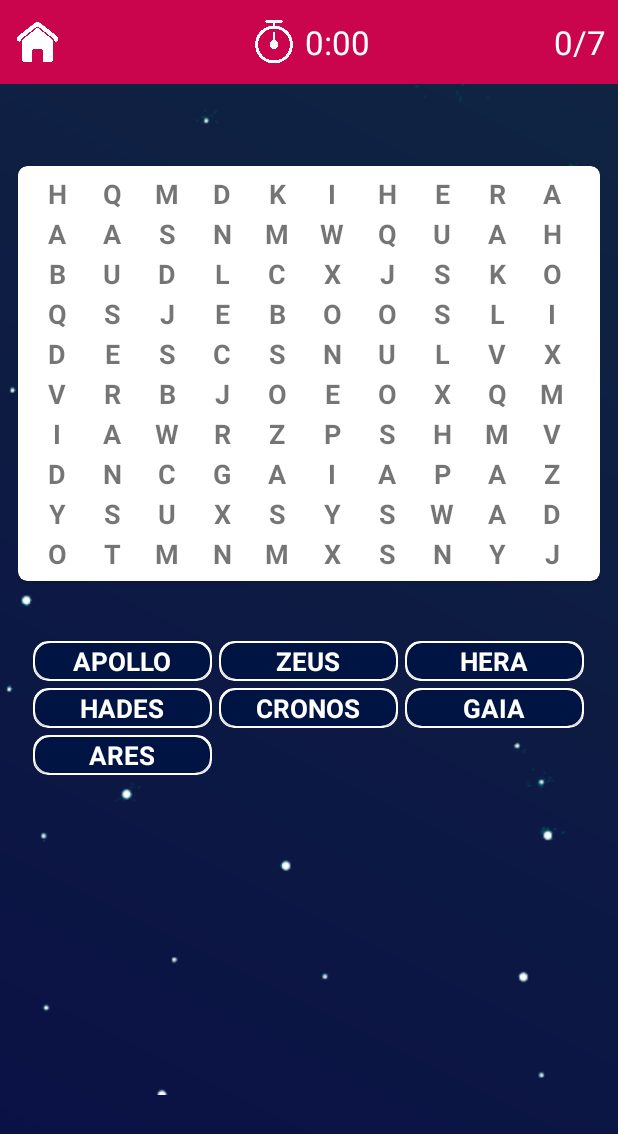
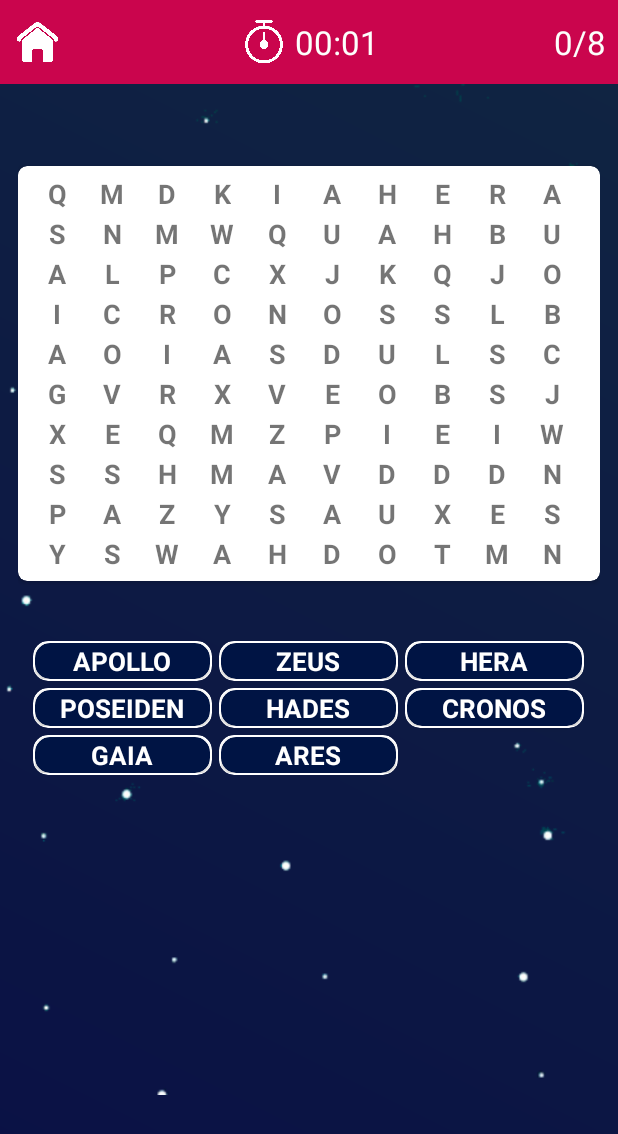
Before and after one commit to AlexanderVhd/Word-Search-Game, an Android app: the MainActivity screen opened directly, with no data from a screen before it, on a phone screen of 412 x 824 dp. Shown: the top 1134 px of the screen. Run offline under Robolectric (Android 15) with nearby library versions, the phone set to English and light mode, and no system bars.

Commit message:
added timer functionality for game and navigation between menu page and main page

```diff
--- a/app/src/main/java/com/example/wordsearchapp/MainActivity.java
+++ b/app/src/main/java/com/example/wordsearchapp/MainActivity.java
@@ -9,17 +9,21 @@ import android.animation.ArgbEvaluator;
 import android.animation.ObjectAnimator;
 import android.animation.ValueAnimator;
 import android.content.Context;
+import android.content.Intent;
 import android.content.res.TypedArray;
 import android.graphics.Color;
 import android.graphics.drawable.ColorDrawable;
 import android.os.Bundle;
+import android.os.SystemClock;
 import android.util.Log;
 import android.view.View;
 import android.view.ViewGroup;
 import android.view.animation.Animation;
 import android.view.animation.AnimationUtils;
 import android.widget.AdapterView;
+import android.widget.Chronometer;
 import android.widget.GridView;
+import android.widget.ImageView;
 import android.widget.TextView;
 import android.widget.Toolbar;
 
@@ -30,6 +34,7 @@ import com.example.wordsearchapp.Models.Word;
 import org.w3c.dom.Text;
 
 import java.io.Console;
+import java.math.BigDecimal;
 import java.util.ArrayList;
 import java.util.List;
 import java.util.Random;
@@ -42,18 +47,21 @@ public class MainActivity extends AppCompatActivity {
     TextView numWords;
     GridView gridView;
     GridView wordsListView;
+    Chronometer timer;
+    ImageView homeIcon;
 
     //declare constants
     final int UNSELECTED = -1;
 
-    //declare necessary variables for word selection color, grid cell selection
+    //declare required global variables for game (word selection colors, grid cell selection, and timer)
     String currentColor = null, currentTextColor = null;
     int firstSelection = UNSELECTED, secondSelection = UNSELECTED;
-    int numCol;
     int wordsFound = 0;
+    boolean timerRunning = false;
+    long timerOffset;
 
     //declare used words, directions, and random object
-    final String [] usedWords = {"APOLLO", "ZEUS", "HERA", "HADES", "CRONOS", "GAIA", "ARES"};
+    final String [] usedWords = {"APOLLO", "ZEUS", "HERA", "POSEIDEN", "HADES", "CRONOS", "GAIA", "ARES"};
     Direction[] directions = Direction.values();
     Random random = new Random();
 
@@ -62,18 +70,18 @@ public class MainActivity extends AppCompatActivity {
         super.onCreate(savedInstanceState);
         setContentView(R.layout.activity_main);
 
-        //setup UI widgets and UI toolbar and get gridsize from menu activity
+        //setup UI widgets and get gridsize from menu activity
         setupWidgets();
-        numCol = getIntent().getIntExtra("gridSize", 10);
+        int numCol = getIntent().getIntExtra("gridSize", 10);
 
-        //setup gamewords and grid objects
+        //setup gamewords, grid objects, and color array variables
         final GameWord gameWords[] = new GameWord[usedWords.length];
         Grid currGrid = new Grid(numCol);
+        final String[] colors = this.getResources().getStringArray(R.array.word_colors);
 
-        //setup color array, rearrange color array for game words, and update the colors
-        final String[] colors = this.getResources().getStringArray(R.array.word_colors);
-        shuffleArray(colors);
-        updateColors(colors);
+        //rearrange color array for game words, and set the first color for cell selection
+        shuffleColors(colors);
+        updateSelectionColor(colors);
 
         //initialize gameword objects with the used words
         for(int i = 0; i < usedWords.length; i++){
@@ -93,6 +101,16 @@ public class MainActivity extends AppCompatActivity {
 
         //set UI elements
         numWords.setText("0/" + usedWords.length);
+        startTimer();
+
+        homeIcon.setOnClickListener(new View.OnClickListener() {
+            @Override
+            public void onClick(View v) {
+                Intent intent = new Intent(MainActivity.this, MenuActivity.class);
+                startActivity(intent);
+                finish();
+            }
+        });
 
         gridView.setOnItemClickListener(new AdapterView.OnItemClickListener() {
             @Override
@@ -113,12 +131,11 @@ public class MainActivity extends AppCompatActivity {
                         firstSelection = position;
                         selectCell(view, true);
                     }
-                    else if(secondSelection == UNSELECTED){
+                    else{
 
                         GameWord foundWord = null;
 
-                        //mark second selection and highlight gridcell to indicate it is selected
-                        secondSelection = position;
+                        //highlight gridcell to indicate it is selected
                         selectCell(view, true);
 
                         //get view of current selection as well as view and textview of previous selection
@@ -128,7 +145,7 @@ public class MainActivity extends AppCompatActivity {
 
                         //check if user has found any of the words with their selection
                         for(GameWord word : gameWords){
-                            if((firstSelection == word.getStartCell() && secondSelection == word.getEndCell()) || (firstSelection == word.getEndCell() && secondSelection == word.getStartCell())){
+                            if((firstSelection == word.getStartCell() && position == word.getEndCell()) || (firstSelection == word.getEndCell() && position == word.getStartCell())){
                                 foundWord = word;
                                 break;
                             }
@@ -166,8 +183,21 @@ public class MainActivity extends AppCompatActivity {
                             wordsFound++;
                             numWords.setText(wordsFound + "/" + usedWords.length);
 
-                            //update word colors
-                            updateColors(colors);
+                            //stop timer and end game if user has found all the words
+                            if(wordsFound == usedWords.length){
+                                stopTimer();
+
+                                float wholeTimeValue = (float) timerOffset/60000;
+                                int minutes = (int) ((float) timerOffset/60000);
+                                double decimalTime = (wholeTimeValue - minutes) * 60;
+
+                                String stringTime = decimalTime < 10 ? "0" + String.valueOf((int) decimalTime) : String.valueOf((int) decimalTime);
+
+                                Log.d("Time", minutes + ":" + stringTime);
+                            }
+
+                            //update the current word color
+                            updateSelectionColor(colors);
                         }
                         else{
                             animateCell(view, "backgroundColor", Color.parseColor(currentColor), Color.parseColor((String) view.getTag(R.string.background_color)));
@@ -180,7 +210,6 @@ public class MainActivity extends AppCompatActivity {
                         //update current view and previous view after selection
                         view.setTag(R.string.active, false);
                         prevSelection.setTag(R.string.active, false);
-                        secondSelection = UNSELECTED;
                         firstSelection = UNSELECTED;
                     }
                 }
@@ -193,20 +222,43 @@ public class MainActivity extends AppCompatActivity {
         word_found = findViewById(R.id.word_found_txt);
         numWords = findViewById(R.id.num_words_found);
         wordsListView = findViewById(R.id.words_list);
+        timer = findViewById(R.id.timer);
+        homeIcon = findViewById(R.id.home_icon);
     }
 
-    public void shuffleArray(String[] ar) {
+    public void shuffleColors(String[] colors) {
         Random rnd = new Random();
 
-        for (int i = ar.length - 1; i > 0; i--) {
+        for (int i = colors.length - 1; i > 0; i--) {
             int index = rnd.nextInt(i + 1);
 
             //swap random index with current index
-            String a = ar[index];
-            ar[index] = ar[i];
-            ar[i] = a;
+            String a = colors[index];
+            colors[index] = colors[i];
+            colors[i] = a;
         }
     }
+
+    public void startTimer(){
+        if(!timerRunning){
+
+            //set base for timer from the offset, then start timer
+            timer.setBase(SystemClock.elapsedRealtime() - timerOffset);
+            timer.start();
+            timerRunning = true;
+        }
+    }
+
+    public void stopTimer(){
+        if(timerRunning){
+
+            //stop timer and save the time elapsed from the point at which the timer started (used when continuing timer again)
+            timer.stop();
+            timerOffset = SystemClock.elapsedRealtime() - timer.getBase();
+            timerRunning = false;
+        }
+    }
+
 
     /*
     * Grid layout and data setup methods
@@ -260,16 +312,16 @@ public class MainActivity extends AppCompatActivity {
         currGrid.fillGrid();
 
         //setup layout of grid depending on the grid size selected
-        if(numCol == 8){
-            gridView.setNumColumns(numCol);
+        if(currGrid.getNumCol() == 8){
+            gridView.setNumColumns(currGrid.getNumCol());
             gridView.setColumnWidth((int) (35 * scale + 0.5f));
         }
-        else if(numCol == 12){
-            gridView.setNumColumns(numCol);
+        else if(currGrid.getNumCol() == 12){
+            gridView.setNumColumns(currGrid.getNumCol());
             gridView.setColumnWidth((int) (23 * scale + 0.5f));
         }
         else{
-            gridView.setNumColumns(numCol);
+            gridView.setNumColumns(currGrid.getNumCol());
         }
     }
 
@@ -289,14 +341,14 @@ public class MainActivity extends AppCompatActivity {
         //determine if there are available cell positions in given direction
         int dirOrdinal = directionsList.get(dir.ordinal());
         int index = dirOrdinal;
-        cellArray = findCellPositions(directions[dirOrdinal], grid, cellArray, word);
+        cellArray = findFreePositions(directions[dirOrdinal], grid, cellArray, word);
 
         //keep searching for available cell positions in a certain direction until at least one position is found
         while(cellArray.size() <= 0){
             directionsList.remove(index);
             index = random.nextInt(directionsList.size());
             dirOrdinal = directionsList.get(index);
-            cellArray = findCellPositions(directions[dirOrdinal], grid, cellArray, word);
+            cellArray = findFreePositions(directions[dirOrdinal], grid, cellArray, word);
         }
 
         //choose random cell position from cellArray
@@ -316,7 +368,7 @@ public class MainActivity extends AppCompatActivity {
         gameWords[gameWordIndex].setPositionList(positions);
     }
 
-    public ArrayList<Integer> findCellPositions(Direction dir, Grid grid, ArrayList<Integer> cellArray, char [] word){
+    public ArrayList<Integer> findFreePositions(Direction dir, Grid grid, ArrayList<Integer> cellArray, char [] word){
 
         int gridSize = grid.getGridSize();
         int numCol = grid.getNumCol();
@@ -451,7 +503,7 @@ public class MainActivity extends AppCompatActivity {
 
     }
 
-    public void updateColors(String[] colors){
+    public void updateSelectionColor(String[] colors){
 
         //update current color and text color for grid cell selection
         currentColor = colors[wordsFound];
@@ -459,4 +511,6 @@ public class MainActivity extends AppCompatActivity {
 
     }
 
+
+
 }
--- a/app/src/main/res/layout/activity_main.xml
+++ b/app/src/main/res/layout/activity_main.xml
@@ -21,7 +21,7 @@
             android:minHeight="?attr/actionBarSize"/>
 
         <ImageView
-            android:id="@+id/home"
+            android:id="@+id/home_icon"
             android:layout_width="34dp"
             android:layout_height="30dp"
             android:layout_marginStart="8dp"
@@ -50,12 +50,11 @@
                 app:layout_constraintBottom_toBottomOf="parent"
                 />
 
-            <TextView
+            <Chronometer
                 android:id="@+id/timer"
                 android:layout_width="wrap_content"
                 android:layout_height="wrap_content"
                 android:layout_marginLeft="4dp"
-                android:text="0:00"
                 android:textSize="22sp"
                 android:textColor="@color/textPrimary"
                 app:layout_constraintStart_toEndOf="@+id/timer_img"
```
